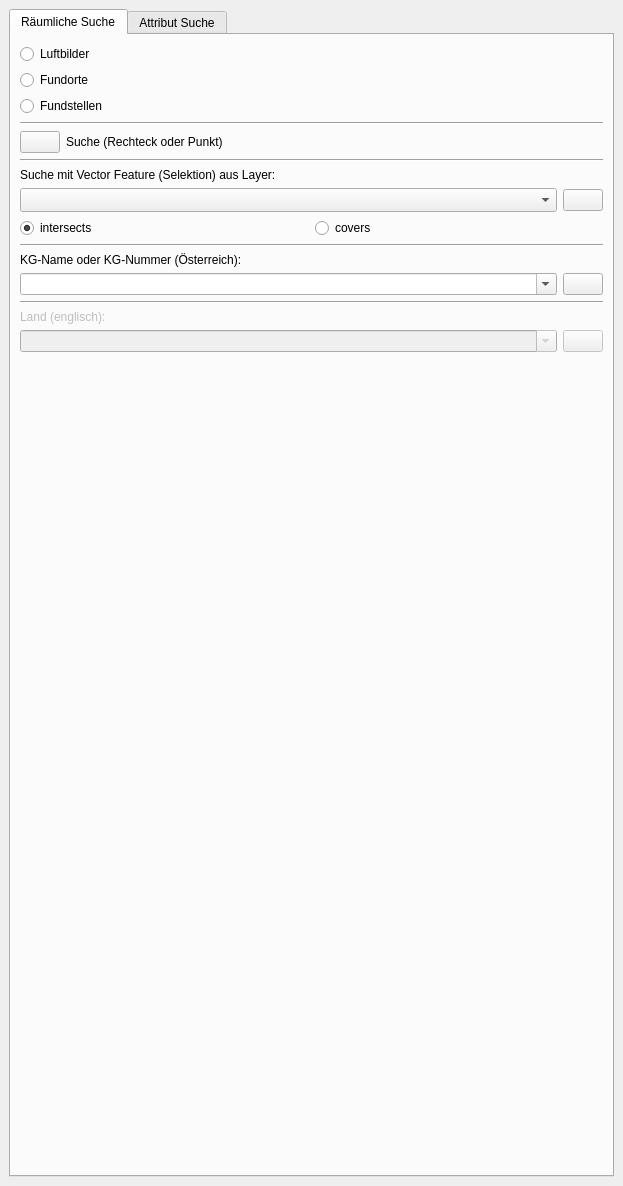
First picture: the form in APIS/ui/apis_search.ui, repository APIS-Luftbildarchiv/APIS3, before the edit.
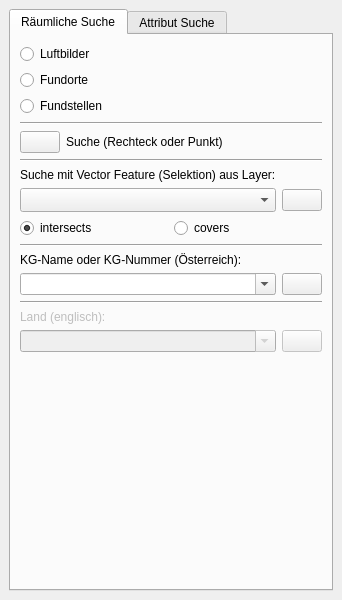
Second picture: the form after the edit. Icons and pictures are not drawn. Custom widgets are drawn as their Qt base class.

```diff
--- a/APIS/ui/apis_search.ui
+++ b/APIS/ui/apis_search.ui
@@ -6,8 +6,8 @@
    <rect>
     <x>0</x>
     <y>0</y>
-    <width>623</width>
-    <height>1186</height>
+    <width>315</width>
+    <height>600</height>
    </rect>
   </property>
   <property name="windowIcon">
@@ -121,18 +121,6 @@
          <layout class="QHBoxLayout" name="horizontalLayout">
           <item>
            <widget class="QgsMapLayerComboBox" name="uiSearchByMapLayerCombo">
-            <property name="sizePolicy">
-             <sizepolicy hsizetype="Expanding" vsizetype="Fixed">
-              <horstretch>0</horstretch>
-              <verstretch>0</verstretch>
-             </sizepolicy>
-            </property>
-            <property name="maximumSize">
-             <size>
-              <width>16777215</width>
-              <height>16777215</height>
-             </size>
-            </property>
             <property name="sizeAdjustPolicy">
              <enum>QComboBox::AdjustToMinimumContentsLengthWithIcon</enum>
             </property>
```
Left out of the diff: 8 changed lines with no effect on the pictures.
